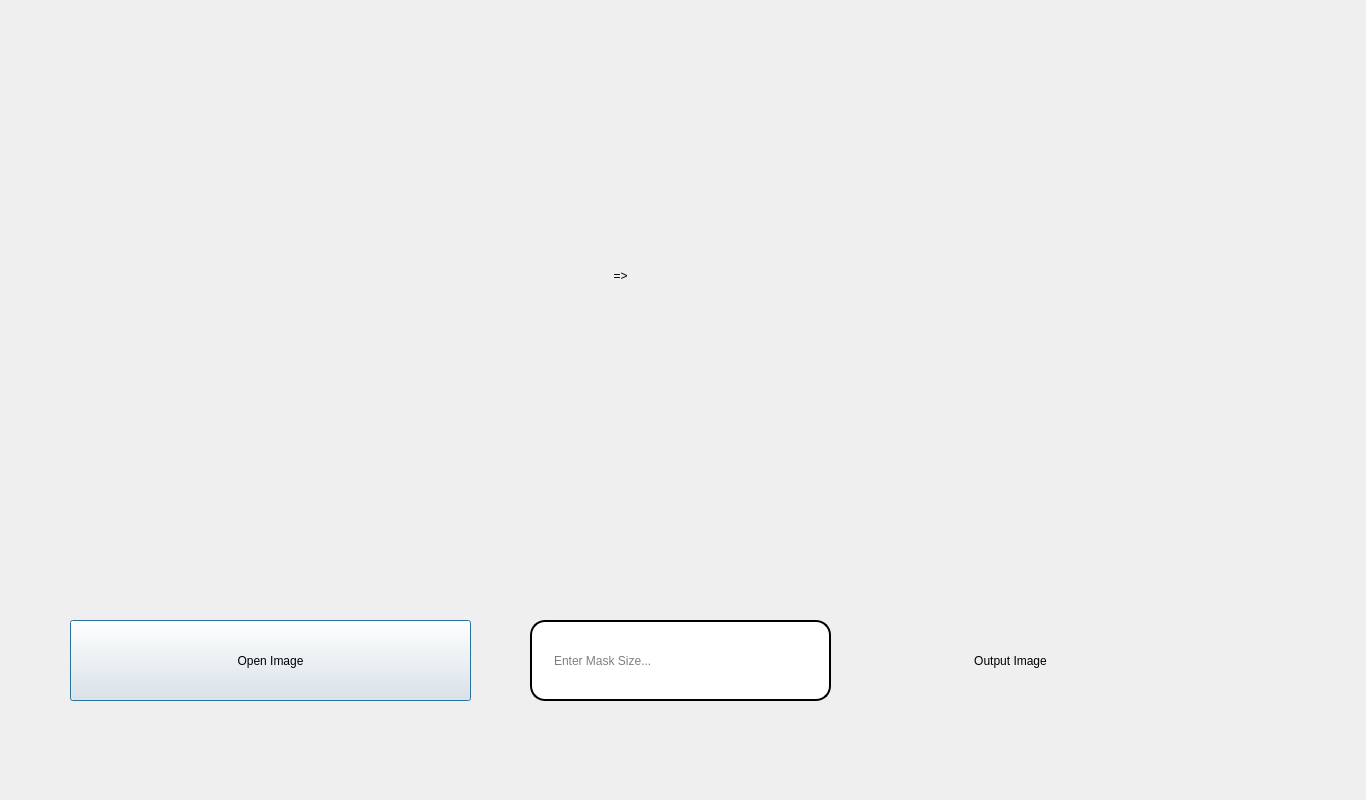
Old version of the form All_Project_Files/Final_Project_Files/LPF_Image_Screen.ui in the repository Haleshot/Image_Processing.
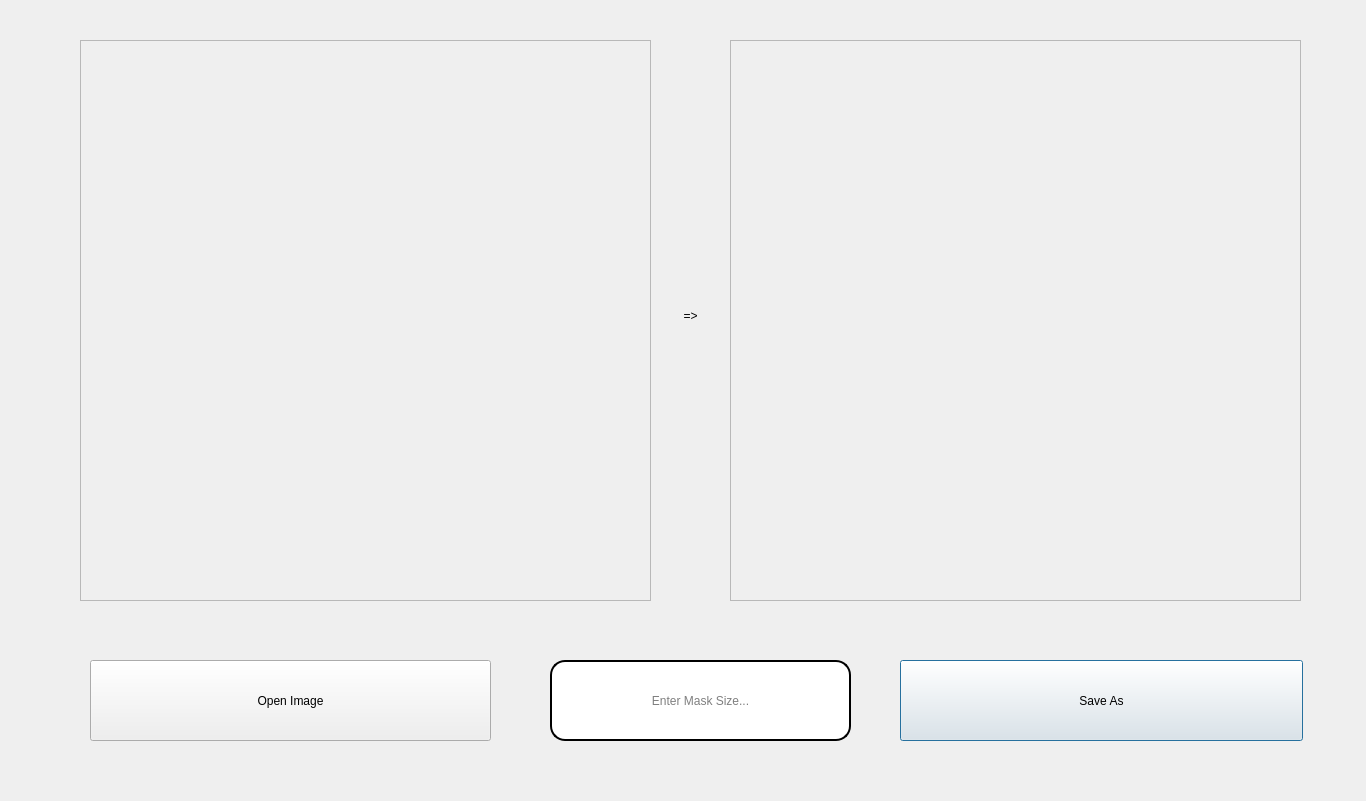
New version of the form.

```diff
--- a/All_Project_Files/Final_Project_Files/LPF_Image_Screen.ui
+++ b/All_Project_Files/Final_Project_Files/LPF_Image_Screen.ui
@@ -7,7 +7,7 @@
     <x>0</x>
     <y>0</y>
     <width>1366</width>
-    <height>800</height>
+    <height>801</height>
    </rect>
   </property>
   <property name="windowTitle">
@@ -16,8 +16,8 @@
   <widget class="QLineEdit" name="lineEdit">
    <property name="geometry">
     <rect>
-     <x>530</x>
-     <y>620</y>
+     <x>550</x>
+     <y>660</y>
      <width>301</width>
      <height>81</height>
     </rect>
@@ -34,7 +34,7 @@
     <string/>
    </property>
    <property name="alignment">
-    <set>Qt::AlignLeading|Qt::AlignLeft|Qt::AlignVCenter</set>
+    <set>Qt::AlignCenter</set>
    </property>
    <property name="placeholderText">
     <string>Enter Mask Size...</string>
@@ -43,8 +43,8 @@
   <widget class="QLabel" name="label_5">
    <property name="geometry">
     <rect>
-     <x>410</x>
-     <y>730</y>
+     <x>400</x>
+     <y>740</y>
      <width>581</width>
      <height>41</height>
     </rect>
@@ -55,12 +55,64 @@
    <property name="text">
     <string/>
    </property>
+   <property name="alignment">
+    <set>Qt::AlignCenter</set>
+   </property>
+  </widget>
+  <widget class="QPushButton" name="Save_As">
+   <property name="geometry">
+    <rect>
+     <x>900</x>
+     <y>660</y>
+     <width>403</width>
+     <height>81</height>
+    </rect>
+   </property>
+   <property name="text">
+    <string>Save As</string>
+   </property>
+  </widget>
+  <widget class="QScrollArea" name="scrollArea_2">
+   <property name="geometry">
+    <rect>
+     <x>730</x>
+     <y>40</y>
+     <width>571</width>
+     <height>561</height>
+    </rect>
+   </property>
+   <property name="widgetResizable">
+    <bool>true</bool>
+   </property>
+   <widget class="QWidget" name="scrollAreaWidgetContents_2">
+    <property name="geometry">
+     <rect>
+      <x>0</x>
+      <y>0</y>
+      <width>569</width>
+      <height>559</height>
+     </rect>
+    </property>
+    <widget class="QLabel" name="label_2">
+     <property name="geometry">
+      <rect>
+       <x>10</x>
+       <y>20</y>
+       <width>571</width>
+       <height>561</height>
+      </rect>
+     </property>
+     <property name="text">
+      <string/>
+     </property>
+    </widget>
+   </widget>
   </widget>
   <widget class="QPushButton" name="Open_Image_Button">
    <property name="geometry">
     <rect>
-     <x>70</x>
-     <y>620</y>
+     <x>90</x>
+     <y>660</y>
      <width>401</width>
      <height>81</height>
     </rect>
@@ -69,43 +121,47 @@
     <string>Open Image</string>
    </property>
   </widget>
-  <widget class="QLabel" name="label">
+  <widget class="QScrollArea" name="scrollArea">
    <property name="geometry">
     <rect>
-     <x>10</x>
-     <y>20</y>
+     <x>80</x>
+     <y>40</y>
      <width>571</width>
      <height>561</height>
     </rect>
    </property>
-   <property name="text">
-    <string/>
+   <property name="widgetResizable">
+    <bool>true</bool>
    </property>
-  </widget>
-  <widget class="QLabel" name="label_4">
-   <property name="geometry">
-    <rect>
-     <x>870</x>
-     <y>640</y>
-     <width>281</width>
-     <height>41</height>
-    </rect>
-   </property>
-   <property name="styleSheet">
-    <string notr="true">font: 16pt &quot;MS Shell Dlg 2&quot;;</string>
-   </property>
-   <property name="text">
-    <string>Output Image</string>
-   </property>
-   <property name="alignment">
-    <set>Qt::AlignCenter</set>
-   </property>
+   <widget class="QWidget" name="scrollAreaWidgetContents">
+    <property name="geometry">
+     <rect>
+      <x>0</x>
+      <y>0</y>
+      <width>569</width>
+      <height>559</height>
+     </rect>
+    </property>
+    <widget class="QLabel" name="label">
+     <property name="geometry">
+      <rect>
+       <x>10</x>
+       <y>20</y>
+       <width>571</width>
+       <height>561</height>
+      </rect>
+     </property>
+     <property name="text">
+      <string/>
+     </property>
+    </widget>
+   </widget>
   </widget>
   <widget class="QLabel" name="label_3">
    <property name="geometry">
     <rect>
-     <x>590</x>
-     <y>260</y>
+     <x>660</x>
+     <y>300</y>
      <width>61</width>
      <height>31</height>
     </rect>
@@ -120,19 +176,6 @@
     <set>Qt::AlignCenter</set>
    </property>
   </widget>
-  <widget class="QLabel" name="label_2">
-   <property name="geometry">
-    <rect>
-     <x>690</x>
-     <y>20</y>
-     <width>571</width>
-     <height>561</height>
-    </rect>
-   </property>
-   <property name="text">
-    <string/>
-   </property>
-  </widget>
  </widget>
  <resources/>
  <connections/>
```
